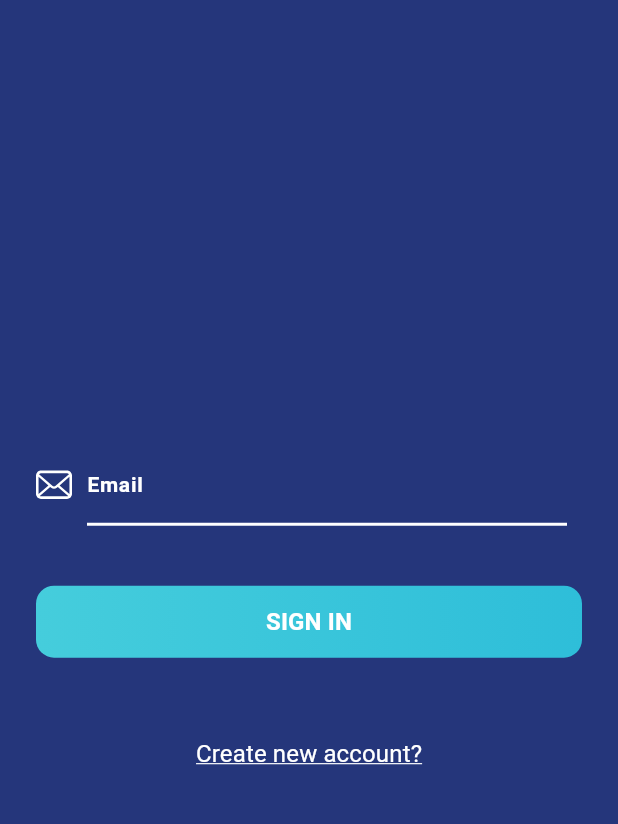
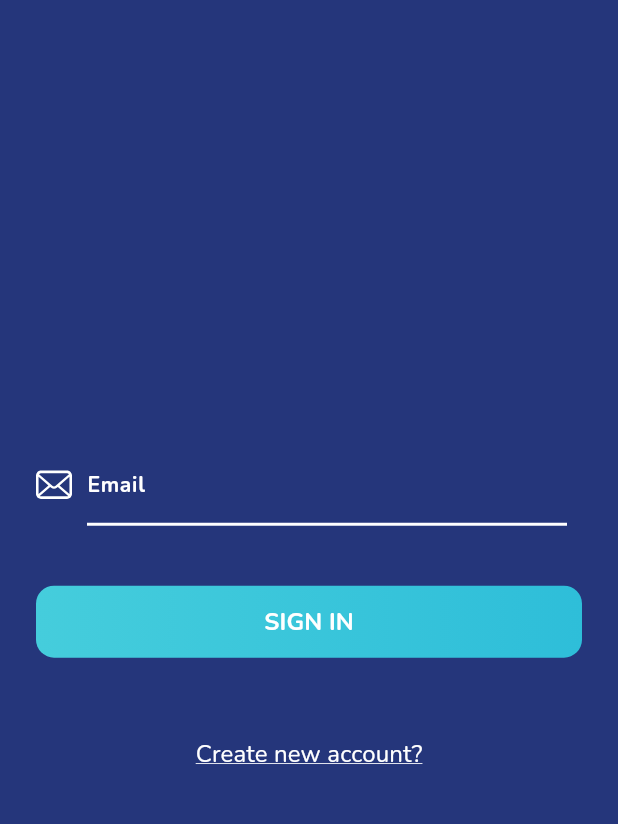
Before and after one commit to itzKv/Clockify, a Flutter app: the screen it shows after launch, on a phone screen of 412 x 824 dp, the part 313-1137 px from its top. Run offline on Flutter 3.47's test engine with Material 3 defaults, Android fonts, the phone set to English and light mode, and no system bars; our stand-ins replace flutter_svg.

Commit message:
Font Family defined Globally

```diff
--- a/clockify/lib/core/themes/theme.dart
+++ b/clockify/lib/core/themes/theme.dart
@@ -1,6 +1,7 @@
 import 'package:flutter/material.dart';
 
 final ThemeData appTheme = ThemeData(
+  fontFamily: 'Nunito Sans',
   primaryColor: const Color(0xff25367B),
   scaffoldBackgroundColor: const Color(0xff25367B),
   secondaryHeaderColor: const Color(0xffF5F6FC)
```
